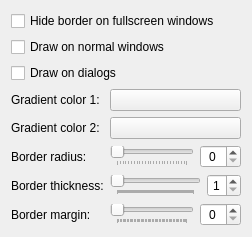
The window that kcm/ui/borderglowconfigform.ui (bartekldw/borderglow) describes before a commit, drawn with Qt 5.
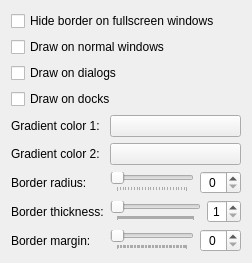
The same window after the commit. Custom widgets are drawn as their Qt base class.

Commit message: Add draw on docks UI checkbox entry for KCM and value getter in main BorderGlow

```diff
--- a/kcm/ui/borderglowconfigform.ui
+++ b/kcm/ui/borderglowconfigform.ui
@@ -24,6 +24,13 @@
      </property>
     </widget>
    </item>
+   <item>
+    <widget class="QCheckBox" name="kcfg_DrawDocks">
+     <property name="text">
+      <string>Draw on docks</string>
+     </property>
+    </widget>
+   </item>
    <item>
     <layout class="QFormLayout" name="colorFormLayout">
      <item row="0" column="0">
```
The commit also changes 5 other files.
